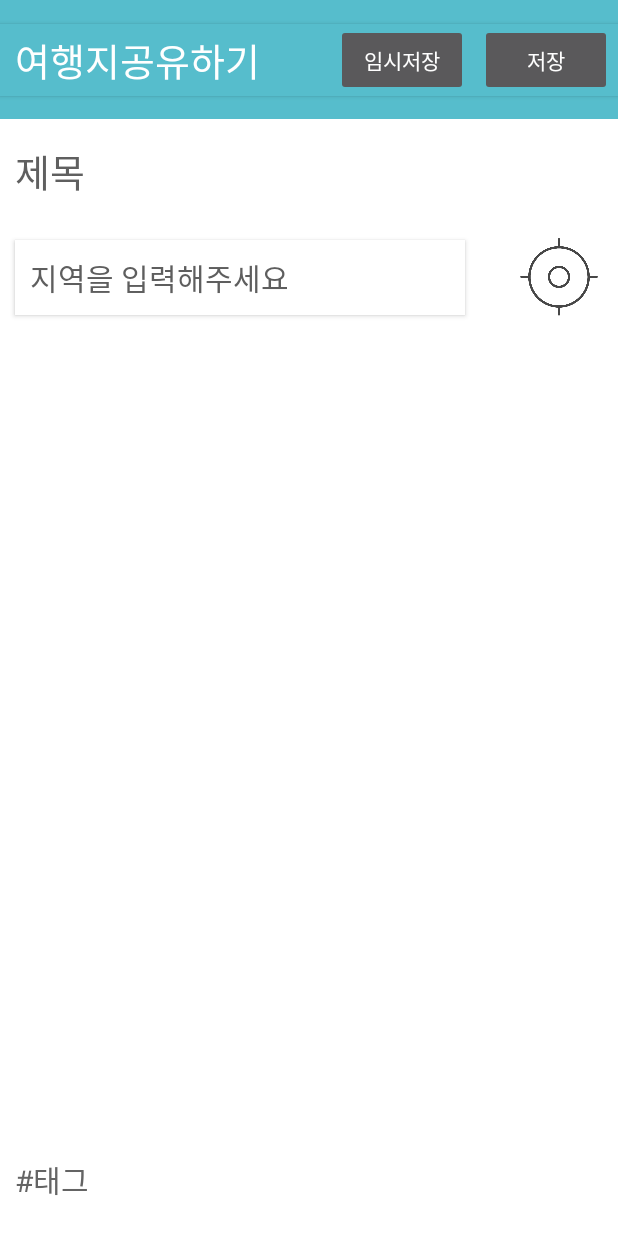
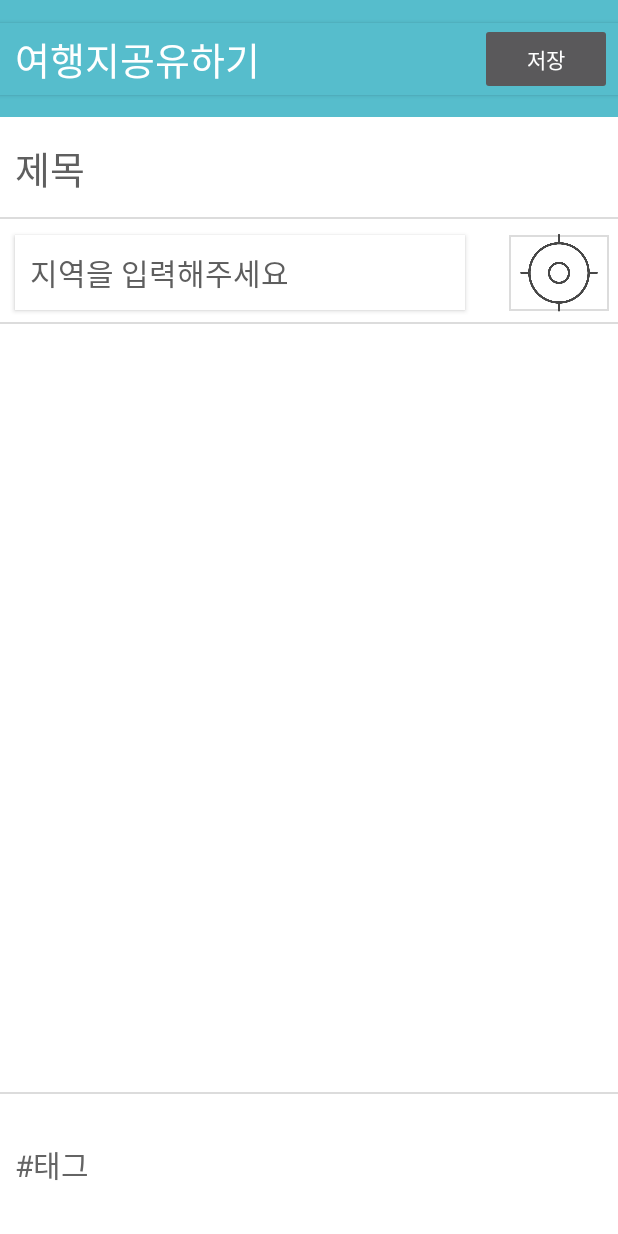
Before and after one commit to Bulbeok/OceanCompass, an Android app: the ReviewAddActivity screen opened directly, with no data from a screen before it, on a phone screen of 412 x 824 dp. Run offline under Robolectric (Android 15) with nearby library versions, the phone set to English and light mode, and no system bars.

Commit message:
글쓰기 페이지및 기타 수정

```diff
--- /dev/null
+++ b/app/src/main/res/drawable/stroke.xml
@@ -0,0 +1,18 @@
+<?xml version="1.0" encoding="utf-8"?>
+<layer-list xmlns:android="http://schemas.android.com/apk/res/android" >
+
+    <item
+            android:bottom="1dp"
+            android:left="1dp"
+            android:right="1dp"
+            android:top="1dp">
+        <shape android:shape="rectangle" >
+            <stroke
+                    android:width="1dp"
+                    android:color="#dcdcdc" />
+
+            <solid android:color="#FFF" />
+        </shape>
+    </item>
+
+</layer-list>
--- /dev/null
+++ b/app/src/main/res/drawable/top_bottom_stroke.xml
@@ -0,0 +1,18 @@
+<?xml version="1.0" encoding="utf-8"?>
+<layer-list xmlns:android="http://schemas.android.com/apk/res/android" >
+
+    <item
+            android:bottom="1dp"
+            android:left="-2dp"
+            android:right="-2dp"
+            android:top="-2dp">
+        <shape android:shape="rectangle" >
+            <stroke
+                    android:width="1dp"
+                    android:color="#dcdcdc" />
+
+            <solid android:color="#FFF" />
+        </shape>
+    </item>
+
+</layer-list>
--- a/app/src/main/res/layout/reviewadd.xml
+++ b/app/src/main/res/layout/reviewadd.xml
@@ -27,25 +27,15 @@
                     android:layout_height="wrap_content"
                     android:layout_weight="0.3"
                     android:background="#56bdcc"
+                    android:clickable="false"
                     android:gravity="left|center_vertical"
                     android:paddingLeft="10dp"
+                    android:singleLine="false"
                     android:text="여행지공유하기"
                     android:textSize="25sp"
                     app:layout_constraintBottom_toBottomOf="parent"
                     app:layout_constraintStart_toStartOf="parent"
                     app:layout_constraintTop_toTopOf="parent" />
-
-            <Button
-                    android:id="@+id/button14"
-                    android:layout_width="wrap_content"
-                    android:layout_height="wrap_content"
-                    android:layout_marginStart="224dp"
-                    android:layout_marginLeft="224dp"
-                    android:text="임시저장"
-                    app:layout_constraintBottom_toBottomOf="@+id/button"
-                    app:layout_constraintStart_toStartOf="@+id/button"
-                    app:layout_constraintTop_toTopOf="@+id/button"
-                    app:layout_constraintVertical_bias="1.0" />
 
             <Button
                     android:id="@+id/button15"
@@ -60,7 +50,7 @@
                     app:layout_constraintVertical_bias="1.0" />
         </androidx.constraintlayout.widget.ConstraintLayout>
 
-        <TextView
+        <EditText
                 android:id="@+id/textView8"
                 android:layout_width="match_parent"
                 android:layout_height="wrap_content"
@@ -72,12 +62,14 @@
                 android:soundEffectsEnabled="false"
                 android:text="제목"
                 android:textColor="#5F5F5F"
-                android:textSize="25sp" />
+                android:textSize="25sp"
+                android:background="@drawable/top_bottom_stroke"/>
 
         <androidx.constraintlayout.widget.ConstraintLayout
                 android:layout_width="match_parent"
                 android:layout_height="wrap_content"
-                android:layout_weight="0.3">
+                android:layout_weight="0.3"
+                android:background="@drawable/top_bottom_stroke">
 
             <Button
                     android:id="@+id/button2"
@@ -107,17 +99,19 @@
                     app:layout_constraintBottom_toBottomOf="parent"
                     app:layout_constraintEnd_toEndOf="parent"
                     app:layout_constraintTop_toTopOf="parent"
-                    app:srcCompat="@drawable/gps" />
+                    app:srcCompat="@drawable/gps"
+                    android:background="@drawable/stroke"/>
         </androidx.constraintlayout.widget.ConstraintLayout>
 
-        <TextView
+        <EditText
                 android:id="@+id/textView9"
                 android:layout_width="match_parent"
                 android:layout_height="wrap_content"
                 android:layout_weight="8"
-                android:text="TextView" />
+                android:background="@drawable/top_bottom_stroke"
+                android:gravity="top|left" />
 
-        <TextView
+        <EditText
                 android:id="@+id/textView10"
                 android:layout_width="match_parent"
                 android:layout_height="wrap_content"
@@ -128,5 +122,6 @@
                 android:textColor="#646464"
                 android:textSize="20sp" />
 
+
     </LinearLayout>
 </androidx.constraintlayout.widget.ConstraintLayout>
--- a/app/src/main/res/layout/sign_in.xml
+++ b/app/src/main/res/layout/sign_in.xml
@@ -12,12 +12,11 @@
             android:layout_width="210dp"
             android:layout_height="46dp"
             android:layout_marginStart="1dp"
-            android:layout_marginLeft="1dp"
             android:layout_marginTop="72dp"
             android:background="#FFFFFF"
             android:ems="10"
             android:inputType="textPostalAddress"
-            android:textColor="#222222"
+            android:textColor="#303030"
             android:textSize="20sp"
             app:layout_constraintStart_toEndOf="@+id/EmailText"
             app:layout_constraintTop_toTopOf="parent" />
@@ -27,12 +26,11 @@
             android:layout_width="210dp"
             android:layout_height="46dp"
             android:layout_marginStart="1dp"
-            android:layout_marginLeft="1dp"
             android:layout_marginTop="124dp"
             android:background="#FFFFFF"
             android:ems="10"
             android:inputType="textPassword"
-            android:textColor="#00303030"
+            android:textColor="#303030"
             android:textSize="20sp"
             app:layout_constraintEnd_toEndOf="parent"
             app:layout_constraintHorizontal_bias="0.0"
```
Also changed, not shown: app/src/main/res/layout/sign_up.xml (+32 -3 lines).
